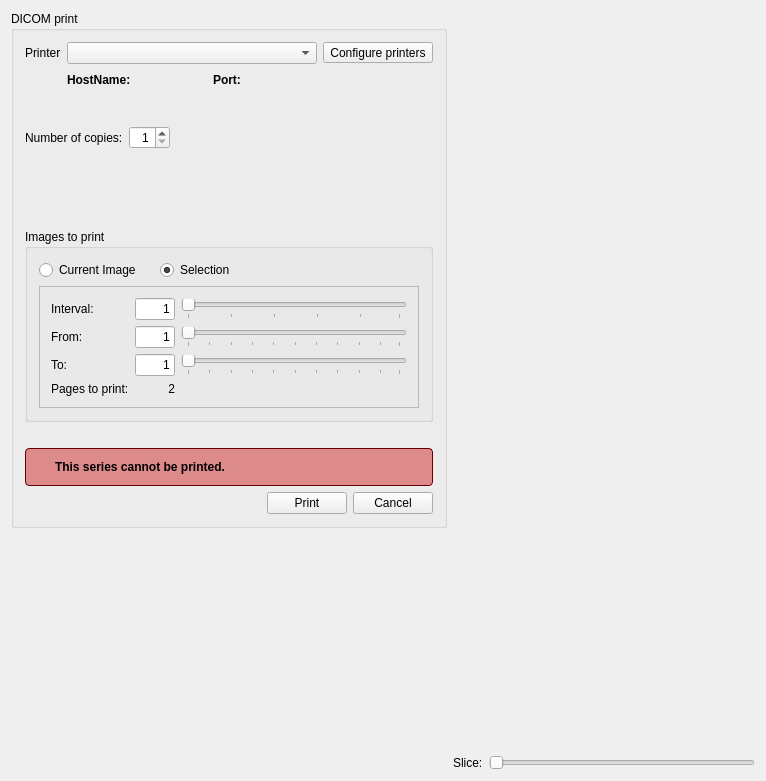
Above: starviewer/src/extensions/playground/dicomprint/qdicomprintextensionbase.ui from starviewer-medical/starviewer before the change. Below: the same form after it.
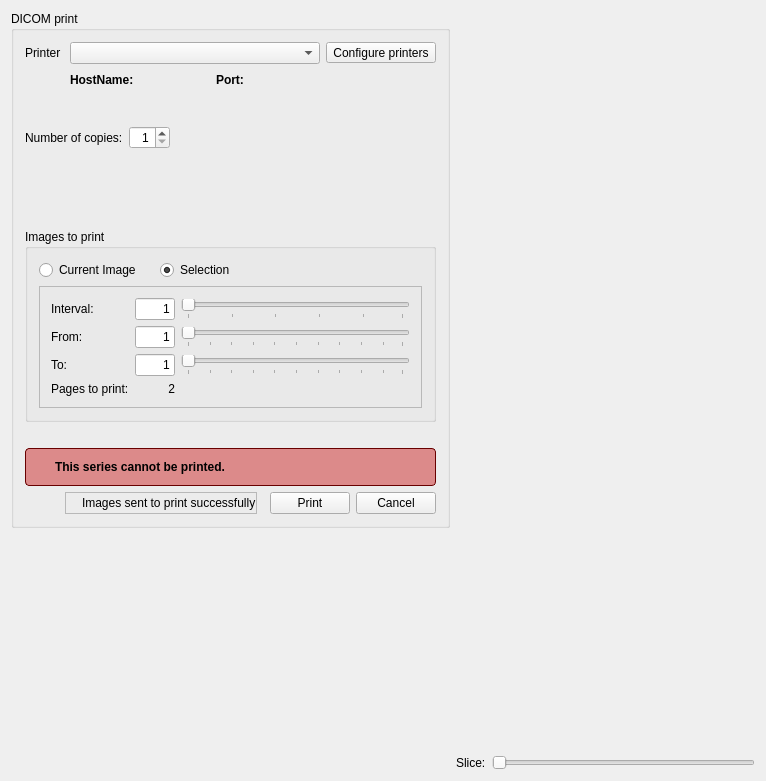
That is the form after the change. Icons and pictures are not drawn. Custom widgets are drawn as their Qt base class.

Commit message:
ENH:Si les imatges s'han enviat a imrpimir correctament al costat de botó print es mostra label indicant que s'han enviat a imprimir correctament les imatges a imprimir, aquest label només es mostra durant 20 segons.
Mentre s'envia a imprimir es canvia

```diff
--- a/starviewer/src/extensions/playground/dicomprint/qdicomprintextensionbase.ui
+++ b/starviewer/src/extensions/playground/dicomprint/qdicomprintextensionbase.ui
@@ -599,6 +599,73 @@
             </property>
            </spacer>
           </item>
+          <item>
+           <widget class="QFrame" name="m_sentToPrintSuccessfullyFrame">
+            <property name="frameShape">
+             <enum>QFrame::StyledPanel</enum>
+            </property>
+            <property name="frameShadow">
+             <enum>QFrame::Raised</enum>
+            </property>
+            <layout class="QGridLayout" name="gridLayout_4">
+             <property name="margin">
+              <number>0</number>
+             </property>
+             <property name="spacing">
+              <number>0</number>
+             </property>
+             <item row="0" column="2">
+              <widget class="QLabel" name="label_2">
+               <property name="text">
+                <string>Images sent to print successfully</string>
+               </property>
+              </widget>
+             </item>
+             <item row="0" column="0">
+              <widget class="QLabel" name="label_3">
+               <property name="text">
+                <string/>
+               </property>
+               <property name="pixmap">
+                <pixmap resource="../../../main/main.qrc">:/images/apply.png</pixmap>
+               </property>
+              </widget>
+             </item>
+             <item row="0" column="1">
+              <spacer name="horizontalSpacer_3">
+               <property name="orientation">
+                <enum>Qt::Horizontal</enum>
+               </property>
+               <property name="sizeType">
+                <enum>QSizePolicy::Fixed</enum>
+               </property>
+               <property name="sizeHint" stdset="0">
+                <size>
+                 <width>9</width>
+                 <height>20</height>
+                </size>
+               </property>
+              </spacer>
+             </item>
+            </layout>
+           </widget>
+          </item>
+          <item>
+           <spacer name="horizontalSpacer_2">
+            <property name="orientation">
+             <enum>Qt::Horizontal</enum>
+            </property>
+            <property name="sizeType">
+             <enum>QSizePolicy::Maximum</enum>
+            </property>
+            <property name="sizeHint" stdset="0">
+             <size>
+              <width>7</width>
+              <height>20</height>
+             </size>
+            </property>
+           </spacer>
+          </item>
           <item>
            <widget class="QPushButton" name="m_printButton">
             <property name="text">
```
The commit also changes 2 other files.
